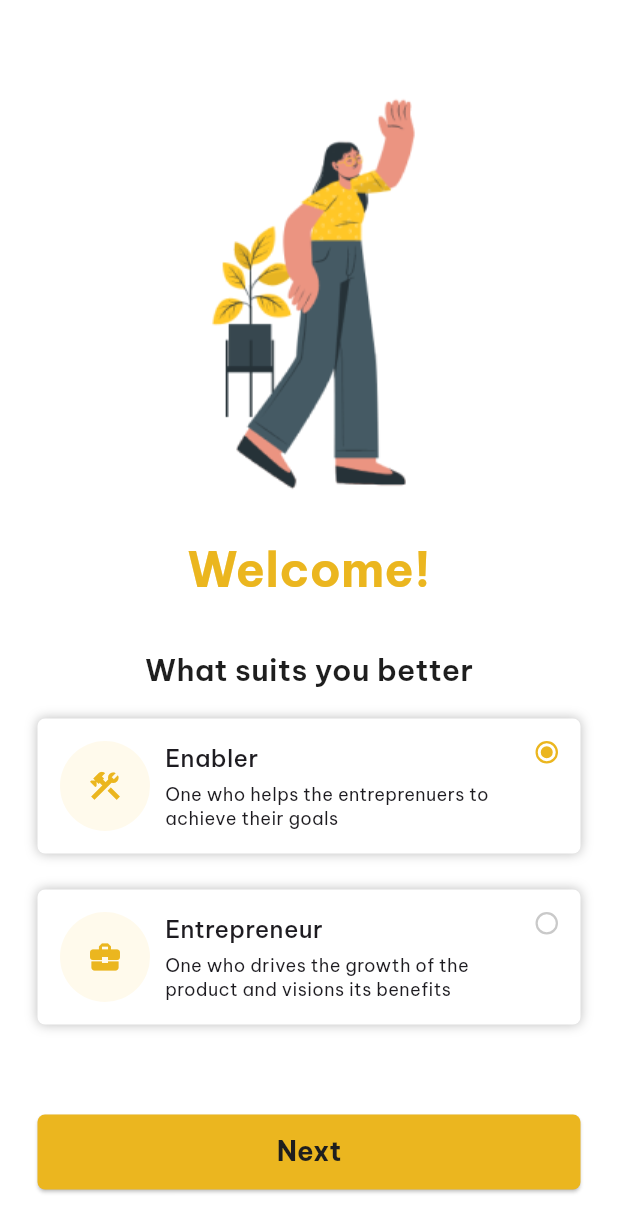
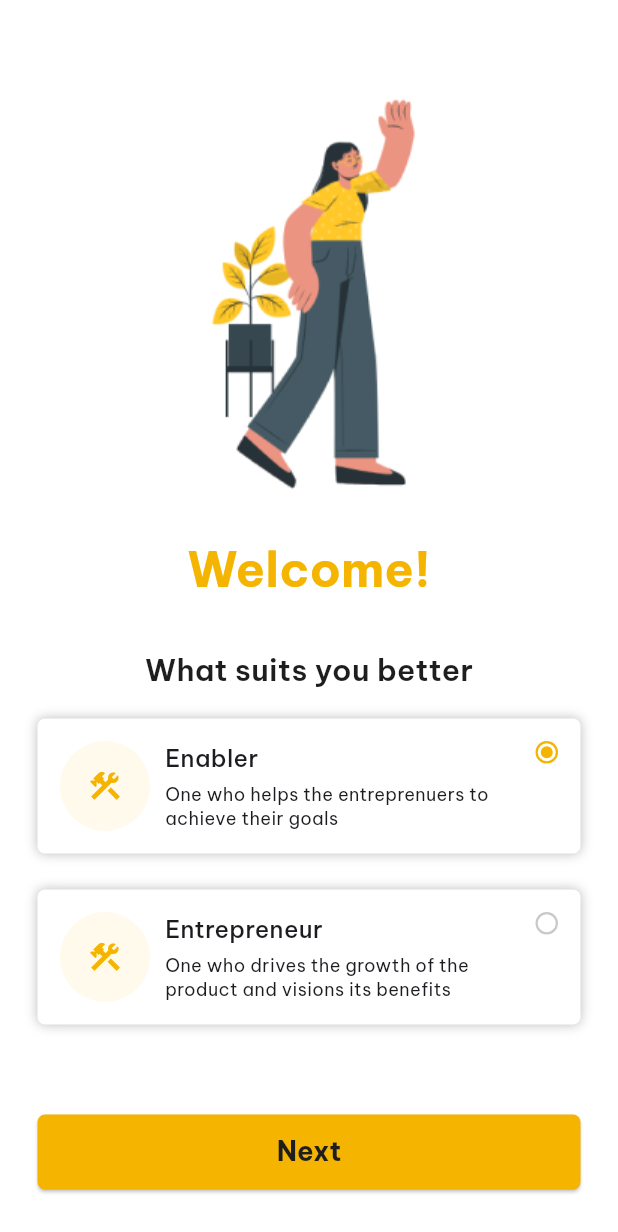
Before and after one commit to poorvasha/FeBe, a Flutter app: the screen it shows after launch, on a phone screen of 412 x 824 dp. Shown: the top 1232 px of the screen. Run offline on Flutter 3.47's test engine with Material 2 defaults, Android fonts, the phone set to English and light mode, and no system bars; our stand-ins replace carousel_slider, flutter_secure_storage, flutter_svg, focus_detector, geolocator, image_picker and 4 more; missing offline and left inert: dart:ffi; accounts and stored records are empty.

Commit message:
fix cosmetics issues

```diff
--- a/lib/configs/resources.dart
+++ b/lib/configs/resources.dart
@@ -56,7 +56,7 @@ class AppResources {
 
 // #region Colors
 class AppColors {
-  static const Color golden = Color(0xFFEBB61F);
+  static const Color golden = Color(0xFFF4B400);
   static const Color lightGolden = Color(0xFFFFFAEC);
   static const Color lightBlack = Color(0xFF1E1E1E);
   static const Color lightWhite = Color(0xFFECECEC);
@@ -71,6 +71,9 @@ class AppColors {
   static const Color extraLightBlack = Color(0XFF676767);
   static const Color goldenTint = Color(0xFFFFEAAF);
   static const Color darkGolden = Color(0xFFF4B400);
+  static const Color extraLightBlue = Color(0xFFD5E8F0);
+  static const Color extraLightgrey = Color(0xFFE0E0E0);
+
 }
 // #endregion
 
--- a/lib/main.dart
+++ b/lib/main.dart
@@ -48,7 +48,8 @@ class _MyAppState extends State<MyApp> {
           backgroundColor: AppColors.white,
           primaryColor: AppColors.golden,
           inputDecorationTheme: AppResources.defaultInputDecoration,
-          useMaterial3: true),
+          useMaterial3: true
+          ),
       onGenerateRoute: Routes.controller,
       home: displayHome(),
     );
--- a/lib/screens/chat_home_screen/chats_list.dart
+++ b/lib/screens/chat_home_screen/chats_list.dart
@@ -11,12 +11,14 @@ class ChatsList extends StatefulWidget {
 }
 
 class _ChatsListState extends State<ChatsList> {
+
   @override
   Widget build(BuildContext context) {
     return ListView.builder(
       itemCount: 20,
       itemBuilder: (BuildContext context, int index) {
-        return const ChatItem(
+        return  ChatItem(
+          selectChatIndex: index,
           isVerified: false,
         );
       },
--- a/lib/screens/get_started_screen/get_started_carousel_indicator.dart
+++ b/lib/screens/get_started_screen/get_started_carousel_indicator.dart
@@ -40,7 +40,7 @@ class Indicator extends StatelessWidget {
         height: size,
         margin: const EdgeInsets.symmetric(horizontal: 6),
         decoration: BoxDecoration(
-          color: isActive ? AppColors.golden : AppColors.lightWhite,
+          color: isActive ? AppColors.golden : AppColors.extraLightBlue,
           shape: BoxShape.circle,
         ),
         child: const SizedBox());
--- a/lib/screens/login_screen/login_screen.dart
+++ b/lib/screens/login_screen/login_screen.dart
@@ -163,7 +163,7 @@ class _LoginScreenState extends State<LoginScreen> {
                         onPressed: enbleButton ? getOTP : null,
                         style: ElevatedButton.styleFrom(
                             backgroundColor: AppColors.golden,
-                            disabledBackgroundColor: AppColors.lightWhite,
+                            disabledBackgroundColor: AppColors.extraLightgrey,
                             shape: RoundedRectangleBorder(
                               borderRadius: BorderRadius.circular(5.0),
                             )),
--- a/lib/screens/otp_verification_screen/otp_verification_screen.dart
+++ b/lib/screens/otp_verification_screen/otp_verification_screen.dart
@@ -246,7 +246,7 @@ class _OTPVerificationScreenState extends State<OTPVerificationScreen> {
                       onPressed: otp.length == 4 ? verifyOTP : null,
                       style: ElevatedButton.styleFrom(
                           backgroundColor: AppColors.golden,
-                          disabledBackgroundColor: AppColors.lightWhite,
+                          disabledBackgroundColor: AppColors.extraLightgrey,
                           shape: RoundedRectangleBorder(
                             borderRadius: BorderRadius.circular(5.0),
                           )),
--- a/lib/screens/user_details_form_screen/user_details_form_screen.dart
+++ b/lib/screens/user_details_form_screen/user_details_form_screen.dart
@@ -354,7 +354,7 @@ class _UserDetailsFormScreenState extends State<UserDetailsFormScreen> {
                           onPressed: enbleButton ? addUser : null,
                           style: ElevatedButton.styleFrom(
                               backgroundColor: AppColors.golden,
-                              disabledBackgroundColor: AppColors.lightWhite,
+                              disabledBackgroundColor: AppColors.extraLightgrey,
                               shape: RoundedRectangleBorder(
                                 borderRadius: BorderRadius.circular(5.0),
                               )),
--- a/lib/screens/user_type_screen/user_type_card.dart
+++ b/lib/screens/user_type_screen/user_type_card.dart
@@ -31,8 +31,7 @@ class _UserTypeCardState extends State<UserTypeCard> {
         onTap: () => {widget.onTap()},
         child:
             // widget.displayWaveUserCard != null && !widget.displayWaveUserCard!?
-            Expanded(
-          child: Container(
+            Container(
               height: 90,
               decoration: BoxDecoration(
                   borderRadius: BorderRadius.circular(5),
@@ -49,13 +48,11 @@ class _UserTypeCardState extends State<UserTypeCard> {
                 padding: const EdgeInsets.symmetric(vertical: 15, horizontal: 15),
                 child: Row(
                   children: [
-                  CircleAvatar(
+                    const CircleAvatar(
                       backgroundColor: AppColors.lightGolden,
                       radius: 30,
                       child: Icon(
-                      widget.title == "Enabler"
-                          ? Icons.construction
-                          : Icons.business_center,
+                        Icons.construction,
                         color: AppColors.golden,
                       ),
                     ),
@@ -121,7 +118,6 @@ class _UserTypeCardState extends State<UserTypeCard> {
                   ],
                 ),
               ),
-          ),
             )
 
 // ListTile(
```
Also changed, not shown: lib/screens/chat_home_screen/chat_item.dart (+5 -2 lines), lib/screens/location_access_screen/location_access_screen.dart (+4 -4 lines), pubspec.lock, 8 other files. Lines whose indentation alone changed are shown as unchanged.
